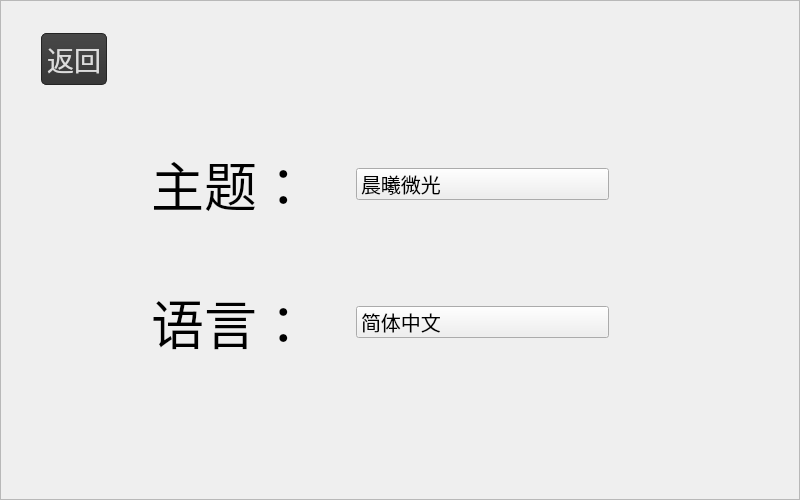
MeoRinLime/TomClock, file TomClock_QtCreator/screenUi/settings.ui: the form before one commit.
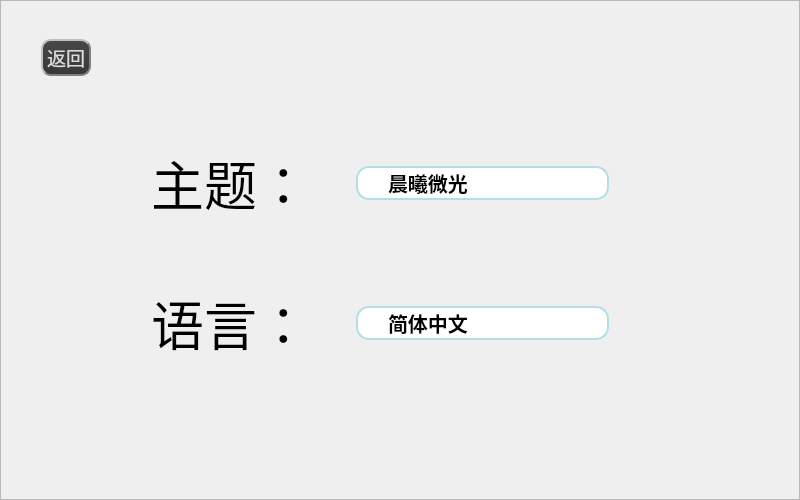
The form after the commit. Icons and pictures are not drawn.

```diff
--- a/TomClock_QtCreator/screenUi/settings.ui
+++ b/TomClock_QtCreator/screenUi/settings.ui
@@ -116,18 +116,18 @@
                 </property>
                 <property name="font">
                  <font>
-                  <pointsize>20</pointsize>
+                  <pointsize>14</pointsize>
                  </font>
                 </property>
                 <property name="styleSheet">
                  <string notr="true">.QPushButton,.QToolButton{
-border-style:none;
-border:1px solid #242424;
 color:#DCDCDC;
-padding:5px;
 min-height:15px;
-border-radius:5px;
 background:qlineargradient(spread:pad,x1:0,y1:0,x2:0,y2:1,stop:0 #484848,stop:1 #383838);
+border:2px groove gray;
+border-radius:10px;
+padding:2px 4px;
+border-style: outset;
 }
 
 .QPushButton:hover,.QToolButton:hover{
@@ -141,6 +141,19 @@
                 <property name="text">
                  <string>返回</string>
                 </property>
+                <property name="icon">
+                 <iconset resource="../res.qrc">
+                  <normaloff>:/images/resourse/images/Icons/Default_Color/back.png</normaloff>:/images/resourse/images/Icons/Default_Color/back.png</iconset>
+                </property>
+                <property name="iconSize">
+                 <size>
+                  <width>20</width>
+                  <height>20</height>
+                 </size>
+                </property>
+                <property name="flat">
+                 <bool>false</bool>
+                </property>
                </widget>
               </item>
               <item>
@@ -300,32 +313,32 @@
                     </property>
                     <property name="font">
                      <font>
-                      <pointsize>15</pointsize>
+                      <family>Microsoft YaHei</family>
+                      <pointsize>-1</pointsize>
+                      <bold>true</bold>
                      </font>
                     </property>
                     <property name="styleSheet">
-                     <string notr="true">QComboBox::down-arrow,QDateEdit[calendarPopup=&quot;true&quot;]::down-arrow,QTimeEdit[calendarPopup=&quot;true&quot;]::down-arrow,QDateTimeEdit[calendarPopup=&quot;true&quot;]::down-arrow{
-image:url(:/qss/lightblue/add_bottom.png);
-width:10px;
-height:10px;
-right:2px;
+                     <string notr="true">QComboBox {
+    font-family: &quot;Microsoft YaHei&quot;;
+    font-size: 20px;
+    color: #000000;
+    font-weight: bold;
+    padding-left: 30px;
+    border-width: 2px;
+    border-style: solid;
+    border-color: #B0E0E6;
+    border-top-left-radius: 13px;
+    border-bottom-left-radius: 13px;
+    border-bottom-right-radius: 13px;
+    border-top-right-radius: 13px;
 }
-
-QComboBox::drop-down,QDateEdit::drop-down,QTimeEdit::drop-down,QDateTimeEdit::drop-down{
-subcontrol-origin:padding;
-subcontrol-position:top right;
-width:15px;
-border-left-width:0px;
-border-left-style:solid;
-border-top-right-radius:3px;
-border-bottom-right-radius:3px;
-border-left-color:#C0DCF2;
+QComboBox::drop-down {
+    border: null;
 }
-
-QComboBox::drop-down:on{
-top:1px;
-}
-</string>
+QComboBox::down-arrow {
+    border: null;
+}</string>
                     </property>
                     <item>
                      <property name="text">
@@ -466,32 +479,32 @@
                     </property>
                     <property name="font">
                      <font>
-                      <pointsize>15</pointsize>
+                      <family>Microsoft YaHei</family>
+                      <pointsize>-1</pointsize>
+                      <bold>true</bold>
                      </font>
                     </property>
                     <property name="styleSheet">
-                     <string notr="true">QComboBox::down-arrow,QDateEdit[calendarPopup=&quot;true&quot;]::down-arrow,QTimeEdit[calendarPopup=&quot;true&quot;]::down-arrow,QDateTimeEdit[calendarPopup=&quot;true&quot;]::down-arrow{
-image:url(:/qss/lightblue/add_bottom.png);
-width:10px;
-height:10px;
-right:2px;
+                     <string notr="true">QComboBox {
+    font-family: &quot;Microsoft YaHei&quot;;
+    font-size: 20px;
+    color: #000000;
+    font-weight: bold;
+    padding-left: 30px;
+    border-width: 2px;
+    border-style: solid;
+    border-color: #B0E0E6;
+    border-top-left-radius: 13px;
+    border-bottom-left-radius: 13px;
+    border-bottom-right-radius: 13px;
+    border-top-right-radius: 13px;
 }
-
-QComboBox::drop-down,QDateEdit::drop-down,QTimeEdit::drop-down,QDateTimeEdit::drop-down{
-subcontrol-origin:padding;
-subcontrol-position:top right;
-width:15px;
-border-left-width:0px;
-border-left-style:solid;
-border-top-right-radius:3px;
-border-bottom-right-radius:3px;
-border-left-color:#C0DCF2;
+QComboBox::drop-down {
+    border: null;
 }
-
-QComboBox::drop-down:on{
-top:1px;
-}
-</string>
+QComboBox::down-arrow {
+    border: null;
+}</string>
                     </property>
                     <item>
                      <property name="text">
```
